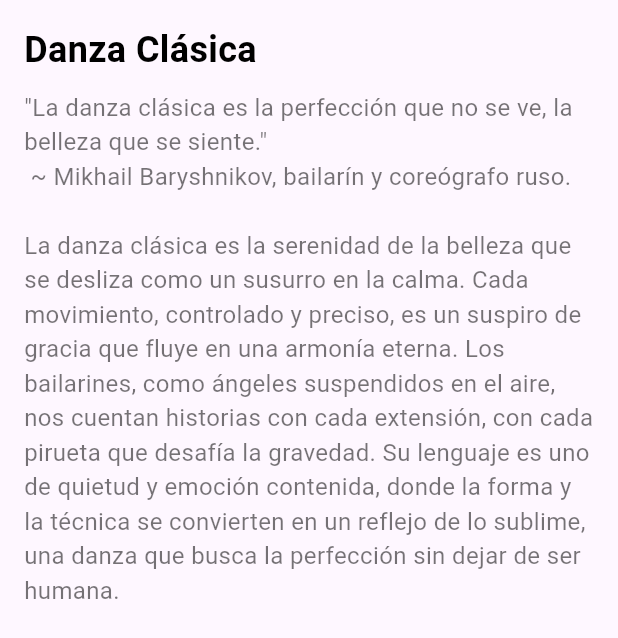
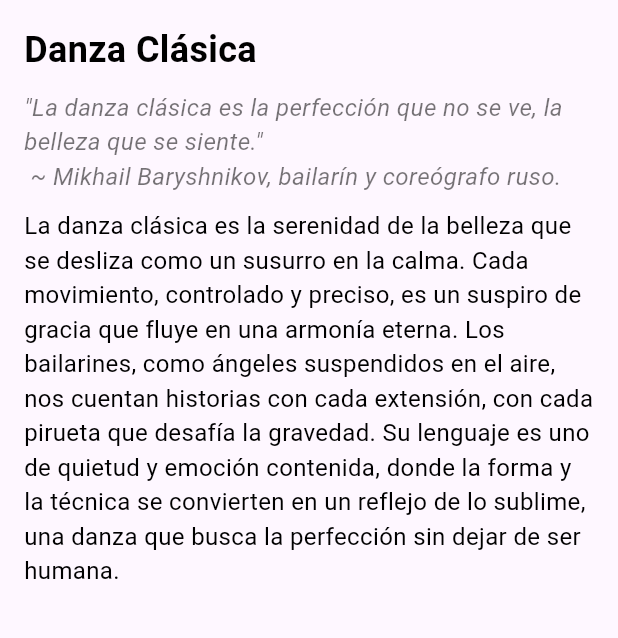
Before and after one commit to htam704/flutter_application_3, a Flutter app: the TitleDescriptionWidget widget shown alone on an empty page, opened directly, on a phone screen of 412 x 824 dp. Shown: the top 638 px of the screen. Run offline on Flutter 3.47's test engine with Material 3 defaults, Android fonts, the phone set to English and light mode, and no system bars; network calls fail.

```diff
--- a/lib/screens/listview2_screens/classic_dance.dart
+++ b/lib/screens/listview2_screens/classic_dance.dart
@@ -24,7 +24,8 @@ class ClassicDance extends StatelessWidget {
           // Widget para el título y la descripción
           TitleDescriptionWidget(
             title: 'Danza Clásica',
-            description: '"La danza clásica es la perfección que no se ve, la belleza que se siente."\n ~ Mikhail Baryshnikov, bailarín y coreógrafo ruso.\n\nLa danza clásica es la serenidad de la belleza que se desliza como un susurro en la calma. Cada movimiento, controlado y preciso, es un suspiro de gracia que fluye en una armonía eterna. Los bailarines, como ángeles suspendidos en el aire, nos cuentan historias con cada extensión, con cada pirueta que desafía la gravedad. Su lenguaje es uno de quietud y emoción contenida, donde la forma y la técnica se convierten en un reflejo de lo sublime, una danza que busca la perfección sin dejar de ser humana.',
+            frase: '"La danza clásica es la perfección que no se ve, la belleza que se siente."\n ~ Mikhail Baryshnikov, bailarín y coreógrafo ruso.',
+            description: 'La danza clásica es la serenidad de la belleza que se desliza como un susurro en la calma. Cada movimiento, controlado y preciso, es un suspiro de gracia que fluye en una armonía eterna. Los bailarines, como ángeles suspendidos en el aire, nos cuentan historias con cada extensión, con cada pirueta que desafía la gravedad. Su lenguaje es uno de quietud y emoción contenida, donde la forma y la técnica se convierten en un reflejo de lo sublime, una danza que busca la perfección sin dejar de ser humana.',
           ),
         ],
       ),
--- a/lib/screens/listview2_screens/contemporary.dart
+++ b/lib/screens/listview2_screens/contemporary.dart
@@ -22,7 +22,8 @@ class Contemporary extends StatelessWidget {
           ),
           TitleDescriptionWidget(
             title: 'Danza Contemporánea',
-            description: '"La danza contemporánea es la libertad de ser uno mismo, de dejarse llevar por la emoción sin límites."\n ~ Pina Bausch, coreógrafa y bailarina alemana.\n\nLa danza contemporánea es la búsqueda infinita de la esencia, una libertad sin fronteras donde cada movimiento es una exploración del alma. No hay reglas, solo el cuerpo que se libera de lo establecido, que busca en cada gesto una forma de conexión, una manera de comunicarse sin palabras. Los cuerpos se entrelazan y se separan, se caen y se levantan, todo sin temor, todo sin restricciones. Es un universo de emociones crudas y auténticas, donde cada danza cuenta una historia personal, y cada historia es única e irrepetible. Es el arte de la transformación, del cuerpo como instrumento de cambio.',
+            frase: '"La danza contemporánea es la libertad de ser uno mismo, de dejarse llevar por la emoción sin límites."\n ~ Pina Bausch, coreógrafa y bailarina alemana.',
+            description: 'La danza contemporánea es la búsqueda infinita de la esencia, una libertad sin fronteras donde cada movimiento es una exploración del alma. No hay reglas, solo el cuerpo que se libera de lo establecido, que busca en cada gesto una forma de conexión, una manera de comunicarse sin palabras. Los cuerpos se entrelazan y se separan, se caen y se levantan, todo sin temor, todo sin restricciones. Es un universo de emociones crudas y auténticas, donde cada danza cuenta una historia personal, y cada historia es única e irrepetible. Es el arte de la transformación, del cuerpo como instrumento de cambio.',
           ),
         ],
       ),
--- a/lib/screens/listview2_screens/flamenco_dance.dart
+++ b/lib/screens/listview2_screens/flamenco_dance.dart
@@ -22,7 +22,8 @@ class FlamencoDance extends StatelessWidget {
           ),
           TitleDescriptionWidget(
             title: 'Flamenco',
-            description: '"El flamenco es un grito ahogado, una emoción que no cabe dentro del cuerpo."\n ~ Camarón de la Isla, cantaor español.\n\nEl flamenco es el alma desbordada de Andalucía, un grito lleno de dolor y libertad. En cada zapato que golpea el suelo, en cada mano que corta el aire, se libra una batalla interna que solo la música sabe traducir. El cuerpo, como un fuego, se enciende con el ritmo del compás, y la pasión fluye como un torrente imposible de detener. El flamenco es una danza que no pide permiso para ser escuchada: es un lamento que se convierte en canto y un canto que se convierte en grito. Es vida, es amor, es una explosión que sale del corazón.',
+            frase: '"El flamenco es un grito ahogado, una emoción que no cabe dentro del cuerpo."\n ~ Camarón de la Isla, cantaor español.',
+            description: 'El flamenco es el alma desbordada de Andalucía, un grito lleno de dolor y libertad. En cada zapato que golpea el suelo, en cada mano que corta el aire, se libra una batalla interna que solo la música sabe traducir. El cuerpo, como un fuego, se enciende con el ritmo del compás, y la pasión fluye como un torrente imposible de detener. El flamenco es una danza que no pide permiso para ser escuchada: es un lamento que se convierte en canto y un canto que se convierte en grito. Es vida, es amor, es una explosión que sale del corazón.',
           ),
         ],
       ),
--- a/lib/screens/listview2_screens/spanish_dance.dart
+++ b/lib/screens/listview2_screens/spanish_dance.dart
@@ -22,7 +22,8 @@ class SpanishDance extends StatelessWidget {
           ),
           TitleDescriptionWidget(
             title: 'Danza Española',
-            description: '"La danza española es el grito del alma que se expresa a través del cuerpo."\n ~ Antonio Gades, bailarín y coreógrafo español.\n\nLa danza española es el latido vibrante de una tierra cargada de historia y pasión. En cada giro, en cada zapateado, se desata la furia de un corazón que baila al compás del viento y del fuego. Con cada movimiento de las manos, como si fueran alas, se cuentan historias de amores, tristezas y victorias que trascienden el tiempo. La guitarra, el cante y el alma se funden en un abrazo indestructible, donde el cuerpo se convierte en lenguaje y la emoción en danza.',
+            frase: '"La danza española es el grito del alma que se expresa a través del cuerpo."\n ~ Antonio Gades, bailarín y coreógrafo español.',
+            description: 'La danza española es el latido vibrante de una tierra cargada de historia y pasión. En cada giro, en cada zapateado, se desata la furia de un corazón que baila al compás del viento y del fuego. Con cada movimiento de las manos, como si fueran alas, se cuentan historias de amores, tristezas y victorias que trascienden el tiempo. La guitarra, el cante y el alma se funden en un abrazo indestructible, donde el cuerpo se convierte en lenguaje y la emoción en danza.',
           ),
         ],
       ),
--- a/lib/widgets/title_description_widget.dart
+++ b/lib/widgets/title_description_widget.dart
@@ -2,11 +2,13 @@ import 'package:flutter/material.dart';
 
 class TitleDescriptionWidget extends StatelessWidget {
   final String title;
+  final String frase;
   final String description;
 
   const TitleDescriptionWidget({
     super.key,
     required this.title,
+    required this.frase,
     required this.description,
   });
 
@@ -24,8 +26,14 @@ class TitleDescriptionWidget extends StatelessWidget {
           ),
           const SizedBox(height: 10),
           Text(
+            frase,
+            style: const TextStyle(
+                fontSize: 16, fontStyle: FontStyle.italic, color: Colors.black54),
+          ),
+          const SizedBox(height: 10),
+          Text(
             description,
-            style: const TextStyle(fontSize: 16, color: Colors.black54),
+            style: const TextStyle(fontSize: 16, color: Colors.black),
           ),
         ],
       ),
```
